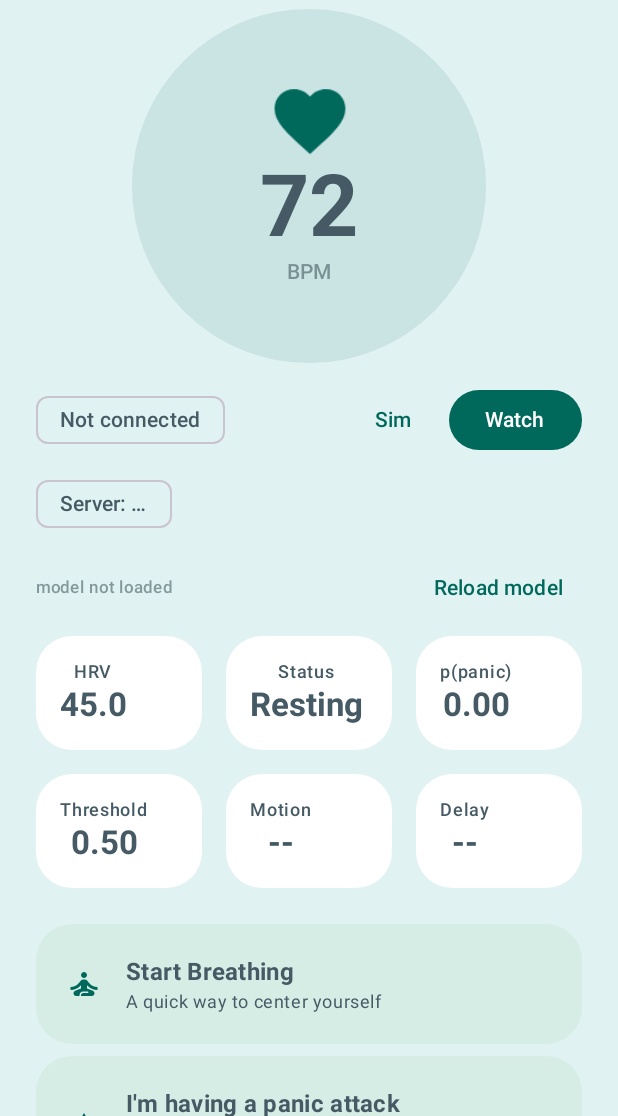
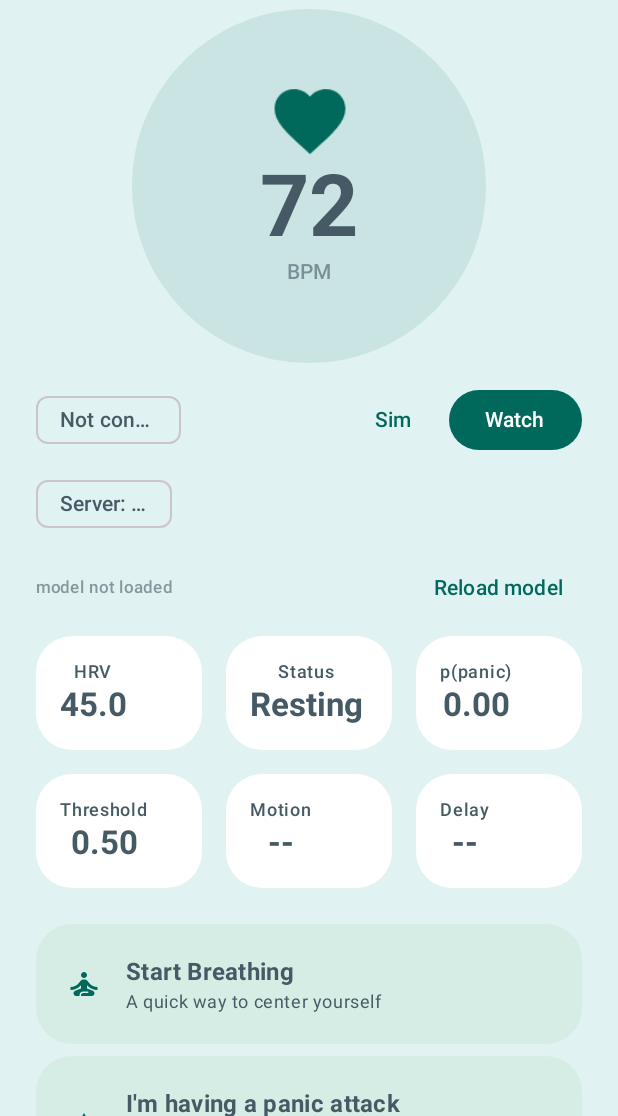
Before and after one commit to tairsa/CalmSense, an Android app built with Jetpack Compose: the composable CalmSenseDashboard shown on its own in the app's theme, on a phone screen of 412 x 824 dp, the part 120-1236 px from its top. Run offline under Robolectric (Android 15) with nearby library versions, the phone set to English and light mode, and no system bars; libraries missing offline, so code that uses them is left out: androidx.health.connect; pictures from the network do not load.

Commit message:
Stop a long status message crushing the source buttons
The status chip on the dashboard sized itself to its text with a
weight(1f) spacer after it, so a long message consumed the row and squeezed
the Sim and Watch buttons to nothing. On device the Watch button rendered as a
one-character-wide sliver with its letters stacked vertically.

Found while checking the app under a Hebrew locale, but it is not an RTL bug:
the trigger is simply a long label. "Watch (live)" fits and "Watch - waiting
for samples" does not, so it reproduces in English whenever the watch is not
streaming. It matters more for translation because translated strings are
usually longer than the English, which is how it surfaced.

The chip now takes the leftover width and ellipsizes rather than growing
without limit.

Co-Authored-By: Claude Opus 5 <noreply@anthropic.com>

```diff
--- a/android-app/app/src/main/java/com/example/app/MainActivity.kt
+++ b/android-app/app/src/main/java/com/example/app/MainActivity.kt
@@ -46,6 +46,7 @@ import androidx.compose.ui.graphics.Color
 import androidx.compose.ui.graphics.vector.ImageVector
 import androidx.compose.ui.platform.LocalContext
 import androidx.compose.ui.text.font.FontWeight
+import androidx.compose.ui.text.style.TextOverflow
 import androidx.compose.ui.text.style.TextAlign
 import androidx.compose.ui.tooling.preview.Preview
 import androidx.compose.ui.unit.dp
@@ -1329,9 +1330,23 @@ fun CalmSenseDashboard(
             horizontalArrangement = Arrangement.spacedBy(8.dp),
             verticalAlignment = Alignment.CenterVertically
         ) {
+            // The chip takes the leftover width and truncates, rather than
+            // sizing to its text and pushing the buttons out of the row. Its
+            // label is a status message whose length varies a lot ("Watch
+            // (live)" vs "Watch - waiting for samples"), and a long one used
+            // to squeeze the Watch button down to a vertical sliver of stacked
+            // letters. Translated text is generally longer than the English,
+            // so this gets worse in other languages, not better.
             AssistChip(
                 onClick = {},
-                label = { Text(viewModel.healthConnectStatus) },
+                label = {
+                    Text(
+                        viewModel.healthConnectStatus,
+                        maxLines = 1,
+                        overflow = TextOverflow.Ellipsis,
+                    )
+                },
+                modifier = Modifier.weight(1f, fill = false),
             )
             Spacer(modifier = Modifier.weight(1f))
             if (advanced) {
```
